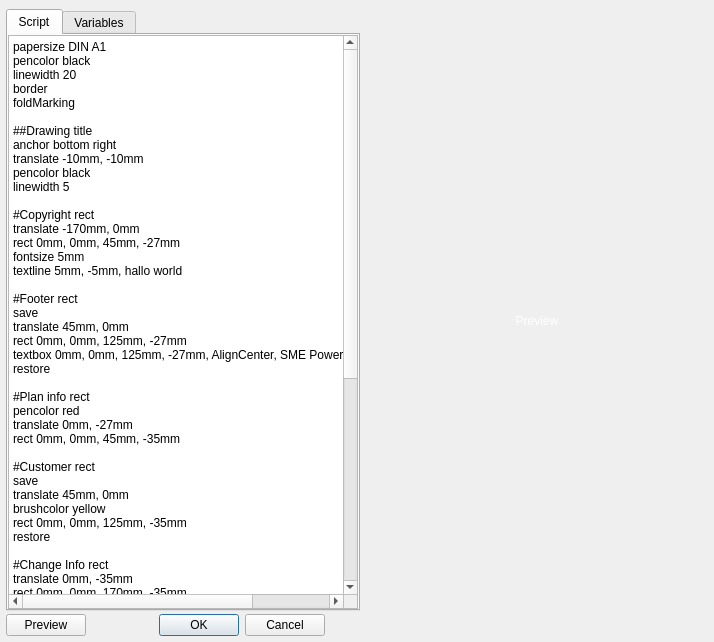
First picture: the form in printpapertemplate.ui, repository sme-gmbh/smepowercad, before the edit.
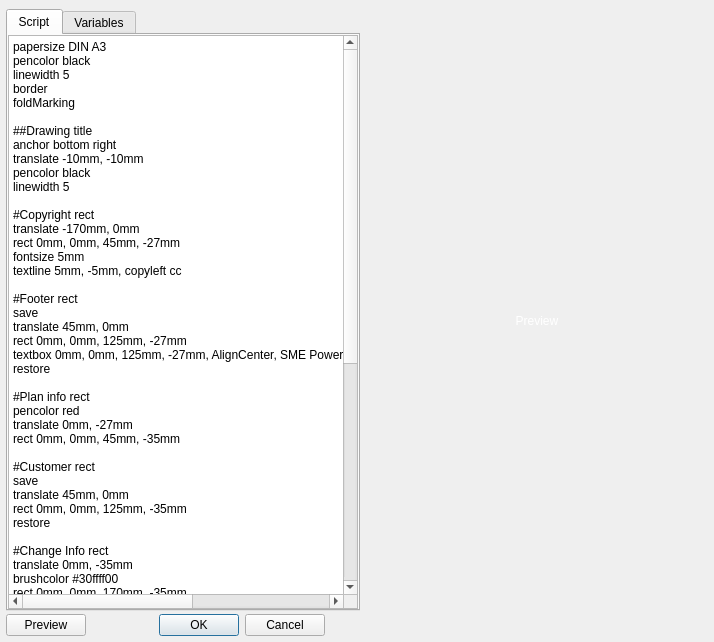
Second picture: the form after the edit.

The edit to the form file:
```diff
--- a/printpapertemplate.ui
+++ b/printpapertemplate.ui
@@ -85,9 +85,9 @@
           <enum>QPlainTextEdit::NoWrap</enum>
          </property>
          <property name="plainText">
-          <string>papersize DIN A1
+          <string>papersize DIN A3
 pencolor black
-linewidth 20
+linewidth 5
 border
 foldMarking
 
@@ -101,7 +101,7 @@
 translate -170mm, 0mm
 rect 0mm, 0mm, 45mm, -27mm
 fontsize 5mm
-textline 5mm, -5mm, hallo world
+textline 5mm, -5mm, copyleft cc
 
 #Footer rect
 save
@@ -118,19 +118,19 @@
 #Customer rect
 save
 translate 45mm, 0mm
-brushcolor yellow
 rect 0mm, 0mm, 125mm, -35mm
 restore
 
 #Change Info rect
 translate 0mm, -35mm
+brushcolor #30ffff00
 rect 0mm, 0mm, 170mm, -35mm
 fontsize 8mm
-pencolor orange
-textbox 0mm, 0mm, 170mm, -35mm, AlignCenter, This is a textbox...\nwith newline
+pencolor #20a040
+textbox 0mm, 0mm, 170mm, -35mm, AlignCenter, This is a small demo sheet\n with openGL tile-rendered scene
 
 #Preliminary info
-pencolor red
+pencolor #40ff0000
 fontsize 32mm
 translate 80mm, 0mm
 rotate -45
@@ -142,11 +142,14 @@
 anchor top left
 pencolor blue
 linewidth 0.5mm
-brushcolor #50c0ffff
-rect 30mm, 15mm, 600mm, 560mm
-fontname URW Chancery L
-fontsize 24mm
-textbox 20mm, 5mm, 600mm, 560mm, AlignCenter, Here could be some drawing
+#brushcolor #50c0ffff
+brushcolor transparent
+scene 30mm, 15mm, 200mm, 260mm
+rect 30mm, 15mm, 200mm, 260mm
+#fontname URW Chancery L
+#fontsize 24mm
+#textbox 20mm, 5mm, 600mm, 560mm, AlignCenter, Here could be some drawing
+
 </string>
          </property>
         </widget>
```
Left out of the diff: 22 changed lines with no effect on the pictures.
